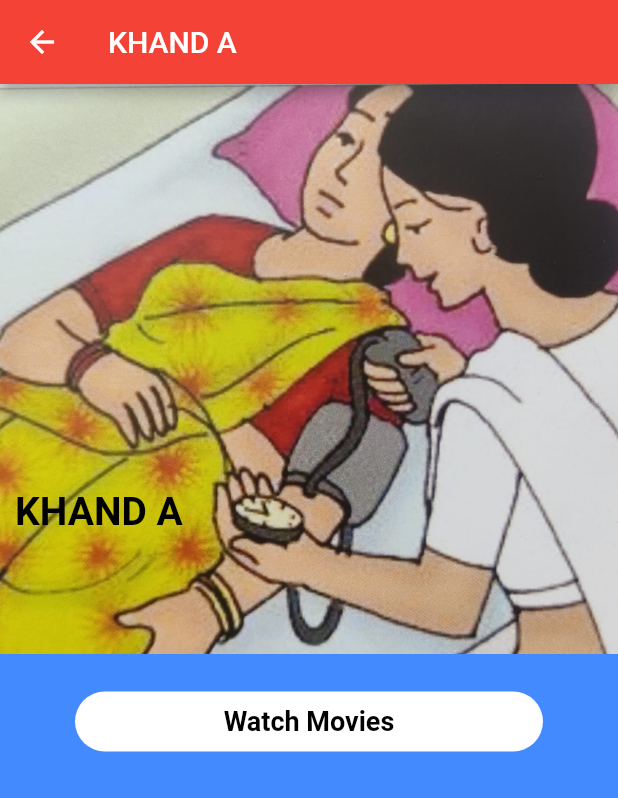
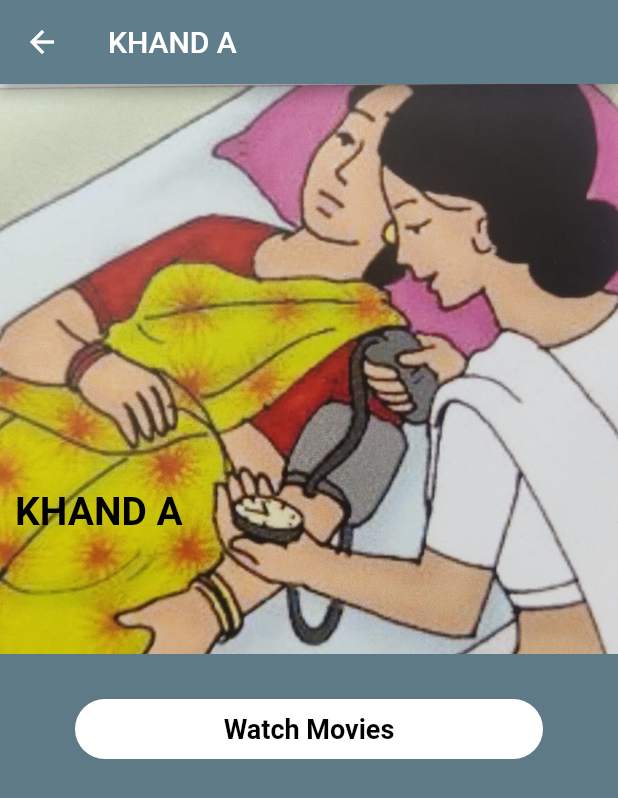
Before and after one commit to kanishka231/mai_new_version, a Flutter app: the screen it shows after launch, after a tap on "KHAND A", on a phone screen of 412 x 824 dp. Shown: the top 798 px of the screen. Run offline on Flutter 3.47's test engine with Material 2 defaults, Android fonts, the phone set to English and light mode, and no system bars.

Commit message:
new_changes

```diff
--- a/lib/flutter_gridview_app/screen/HomeScreen.dart
+++ b/lib/flutter_gridview_app/screen/HomeScreen.dart
@@ -1,17 +1,23 @@
 import 'package:flutter/material.dart';
+import 'package:mai/flutter_gridview_app/screen/vain.dart';
 import '../model/Item.dart';
 import 'ItemList.dart';
+import 'vain.dart';
 
 class HomeScreen extends StatelessWidget {
   late List<Item> itemList;
+  var _scaffoldKey = new GlobalKey<ScaffoldState>();
 
   @override
   Widget build(BuildContext context) {
     itemList = _itemList();
 
     return Scaffold(
+      key: _scaffoldKey,
+      //drawer: new AppDrawer(), // left side
+      endDrawer: new AppDrawer(), // right side
       appBar: AppBar(
-        title: Text('Movies'),
+        title: Text('MAAI'),
       ),
       body: _gridView(),
     );
@@ -20,8 +26,9 @@ class HomeScreen extends StatelessWidget {
   Widget _gridView() {
     return GridView.count(
       crossAxisCount: 2,
+      //mainAxisExtent: 390,
       padding: EdgeInsets.all(4.0),
-      childAspectRatio: 8.0 / 9.0,
+      childAspectRatio: 9.0 / 11.0,
       children: itemList.map((Item) => ItemList(item: Item),
       ).toList(),
     );
@@ -33,8 +40,8 @@ class HomeScreen extends StatelessWidget {
         id: 0,
         name: 'KHAND A',
         bannerUrl: 'assets/images/example.jpg',
-        imageUrl: 'assets/images/example.jpg',
-        trailerImg1: 'assets/images/example.jpg',
+        imageUrl: 'assets/images/logos/aiims_logo.jpg',
+        trailerImg1: 'assets/images/logos/Tribal_logo.jpg',
         trailerImg2: 'assets/images/example.jpg',
       ),
       Item(
@@ -42,7 +49,7 @@ class HomeScreen extends StatelessWidget {
         name: 'KHAND B',
         bannerUrl: 'assets/images/example.jpg',
         imageUrl: 'assets/images/example.jpg',
-        trailerImg1: 'assets/images/example.jpg',
+        trailerImg1: 'assets/images/logos/ministry_logo.jpg',
         trailerImg2: 'assets/images/example.jpg',
       ),
       Item(
@@ -50,7 +57,7 @@ class HomeScreen extends StatelessWidget {
         name: 'KHAND C',
         bannerUrl: 'assets/images/example.jpg',
         imageUrl: 'assets/images/example.jpg',
-        trailerImg1: 'assets/images/example.jpg',
+        trailerImg1: 'assets/images/logos/aiims_logo.jpg',
         trailerImg2: 'assets/images/example.jpg',
       ),
       Item(
@@ -64,3 +71,72 @@ class HomeScreen extends StatelessWidget {
     ];
   }
 }
+class AppDrawer extends StatefulWidget {
+  @override
+  _AppDrawerState createState() => new _AppDrawerState();
+}
+
+class _AppDrawerState extends State<AppDrawer> {
+  @override
+  Widget build(BuildContext context) {
+    return new Drawer(
+      child: new ListView(
+        children: <Widget>[
+          new DrawerHeader(
+            child: new Image.asset(
+              'assets/images/logos/aiims_logo.jpg',
+            ),
+          ),
+          new Padding(
+            padding: const EdgeInsets.all(7.0),
+            child: Container(
+              color: Color(0xFF849AA3),
+              child: ListTile(
+                title: const Text(
+                  'Logos',
+                  textAlign: TextAlign.left,
+                  style: TextStyle(
+                    color: Colors.black,
+                    fontSize: 20,
+                  ),
+                ),
+                onTap: () {
+                  Navigator.push(
+                    context,
+                    MaterialPageRoute(
+                      builder: (context) => logo_page(),
+                    ),
+                  );
+                },
+              ),
+            ),
+          ),
+          new Padding(
+            padding: const EdgeInsets.all(7.0),
+            child: Container(
+              color: Color(0xFF849AA3),
+              child: ListTile(
+                title: const Text(
+                  'Contact',
+                  textAlign: TextAlign.left,
+                  style: TextStyle(
+                    color: Colors.black,
+                    fontSize: 20,
+                  ),
+                ),
+                onTap: () {
+                  Navigator.push(
+                    context,
+                    MaterialPageRoute(
+                      builder: (context) => logo_page(),
+                    ),
+                  );
+                },
+              ),
+            ),
+          ),
+        ],
+      ),
+    );
+  }
+}
--- a/lib/flutter_gridview_app/screen/ItemList.dart
+++ b/lib/flutter_gridview_app/screen/ItemList.dart
@@ -20,7 +20,7 @@ class ItemList extends StatelessWidget {
         );
       },
       child: Card(
-        //color: Colors.teal,
+        color: Color(0xFF849AA3),
         elevation: 5.0,
         shape: RoundedRectangleBorder(
           borderRadius: BorderRadius.circular(10.0),
@@ -28,12 +28,12 @@ class ItemList extends StatelessWidget {
         child: Column(
           crossAxisAlignment: CrossAxisAlignment.start,
           children: <Widget>[
-            AspectRatio(
-              aspectRatio: 18.0 / 12.0,
-              child: Image.asset(
-                item.trailerImg1,
-                //fit: BoxFit.cover,
-              ),
+            Container(
+              //color: Colors.cyan,
+              padding: EdgeInsets.fromLTRB(15,20,15,15),
+              child: ClipRRect(
+                  borderRadius: BorderRadius.circular(15.0),
+                  child: Image.asset(item.trailerImg1)),
             ),
             new Padding(
               padding: EdgeInsets.fromLTRB(4.0, 0.0, 4.0, 2.0),
@@ -42,19 +42,14 @@ class ItemList extends StatelessWidget {
                 children: <Widget>[
                   Text(
                     item.name,
-                    //selectionColor: Colors.blue,
                     overflow: TextOverflow.ellipsis,
                     maxLines: 1,
                     style: TextStyle(
-                      fontSize: 19.0,
+                      fontSize: 22.0,
                       color: Colors.black,
                       fontWeight: FontWeight.bold,
                     ),
                   ),
-
-                  SizedBox(height: 0.0),
-                  SizedBox(height: 2.0),
-
                 ],
               ),
             ),
--- a/lib/flutter_gridview_app/screen/SplashScreen.dart
+++ b/lib/flutter_gridview_app/screen/SplashScreen.dart
@@ -17,7 +17,7 @@ class SplashScreenState extends State<SplashScreen>
   late Animation<double> animation;
 
   startTime() async {
-    var _duration = new Duration(seconds: 3);
+    var _duration = new Duration(seconds: 2);
     return new Timer(_duration, navigationPage);
   }
 
@@ -57,7 +57,7 @@ class SplashScreenState extends State<SplashScreen>
               Padding(
                 padding: EdgeInsets.only(bottom: 30.0),
                 child: new Image.asset(
-                  'assets/images/logos/aiims_logo.jpg',
+                  'assets/images/example.jpg',
                   height: 25.0,
                   fit: BoxFit.scaleDown,
                 ),
@@ -85,6 +85,7 @@ class SplashScreenState extends State<SplashScreen>
               ),
             ],
           ),
+
         ],
       ),
     );
--- a/lib/main.dart
+++ b/lib/main.dart
@@ -9,7 +9,7 @@ void main() => runApp(MaterialApp(
   home: SplashScreen(),
   debugShowCheckedModeBanner: false,
   theme: ThemeData(
-    primarySwatch: Colors.red,
+    primarySwatch: Colors.blueGrey,
     accentColor: Color(0xFF761322),
   ),
   routes: <String, WidgetBuilder>{
```
Also changed, not shown: lib/flutter_gridview_app/screen/GridItemDetails.dart (+2 -103 lines), lib/flutter_gridview_app/screen/vain.dart (added, +106 -0 lines), assets/images/logos/Tribal_logo.jpg (added), assets/images/logos/iitj_logo.jpg (added).
